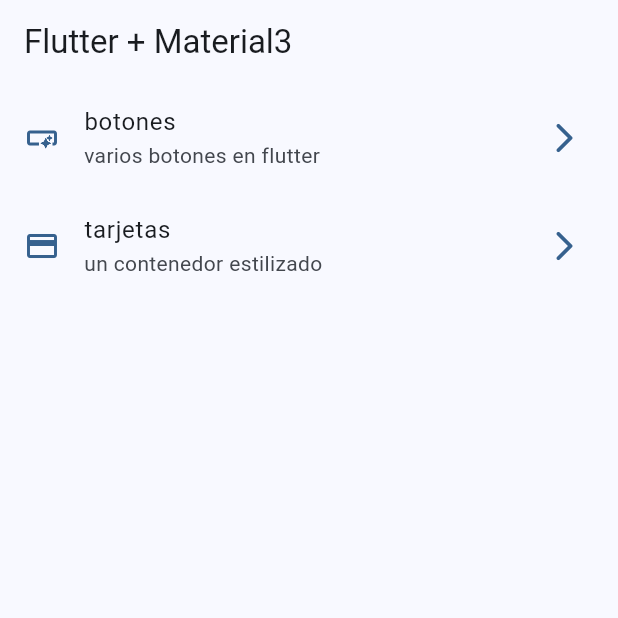
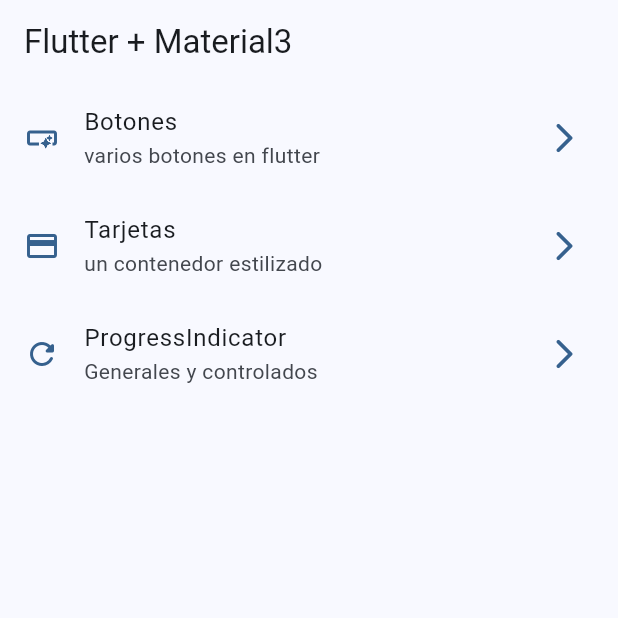
Before and after one commit to CanulMena/custom_widgets, a Flutter app: the screen it shows after launch, on a phone screen of 412 x 824 dp, the top half of it. Run offline on Flutter 3.47's test engine with Material 3 defaults, Android fonts, the phone set to English and light mode, and no system bars; our stand-ins replace go_router.

Commit message:
progresss indicadors finished

```diff
--- a/lib/config/menu/menu_item.dart
+++ b/lib/config/menu/menu_item.dart
@@ -18,16 +18,22 @@ class MenuItem { //* Esta esta clase solo nos ayudará a controlar los MenuItems
 const List<MenuItem> appMenuItems =[
 
 MenuItem(
-  title: 'botones',
+  title: 'Botones',
   subTitle: 'varios botones en flutter',
   link: '/buttons',
   icon: Icons.smart_button_outlined
   ),
 MenuItem(
-  title: 'tarjetas',
+  title: 'Tarjetas',
   subTitle: 'un contenedor estilizado',
   link: '/cards',
   icon: Icons.credit_card
   ),
+MenuItem(
+  title: 'ProgressIndicator',
+  subTitle: 'Generales y controlados',
+  link: '/progress',
+  icon: Icons.refresh_rounded
+  ),
 
 ];
--- a/lib/config/router/app_router.dart
+++ b/lib/config/router/app_router.dart
@@ -3,6 +3,7 @@ import 'package:flutter/material.dart';
 import 'package:go_router/go_router.dart';
 
 final GoRouter router = GoRouter(
+  initialLocation: '/',
   routes: <RouteBase>[
 
     GoRoute(
@@ -20,5 +21,10 @@ final GoRouter router = GoRouter(
       builder: (BuildContext context, GoRouterState state) => const CardsScreen()
     ),
 
+    GoRoute(
+      path: '/progress',
+      builder: (BuildContext context, GoRouterState state) => const ProgressScren()
+    ),
+
   ],
 );
--- a/lib/presentation/screens/home/home_screen.dart
+++ b/lib/presentation/screens/home/home_screen.dart
@@ -41,7 +41,7 @@ class CustomListTitle extends StatelessWidget {
   @override
   Widget build(BuildContext context) {
     final colors = Theme.of(context).colorScheme;
-    return ListTile(
+    return ListTile(//?Nuevo widget aprendido
       leading: Icon(menuItem.icon, color: colors.primary,),//*Esto indica la parte izquierda del ListTile
       trailing: Icon(Icons.arrow_forward_ios_rounded, color: colors.primary,), //*Esta es la parte derecha del ListTile
       title: Text(menuItem.title),
--- a/lib/presentation/screens/screens.dart
+++ b/lib/presentation/screens/screens.dart
@@ -1,4 +1,10 @@
 //?Este es un archivo de barril - sirve para agregar exportaciones y con solo llamar a este archivo se importarán todos los otros
+export 'package:custom_widgets/presentation/screens/animated/animated_screen.dart';
+export 'package:custom_widgets/presentation/screens/app_tutorial/app_tutorial_screen.dart';
+export 'package:custom_widgets/presentation/screens/infinite_scroll/infinite_scroll_screen.dart';
+export 'package:custom_widgets/presentation/screens/progress/progress_screen.dart';
+export 'package:custom_widgets/presentation/screens/snackbar/snackbar_screen.dart';
+export 'package:custom_widgets/presentation/screens/ui_controlls/ui_controlls_screen.dart';
 export 'package:custom_widgets/presentation/screens/buttons/buttons_screen.dart';
 export 'package:custom_widgets/presentation/screens/cards/cards_screen.dart';
 export 'package:custom_widgets/presentation/screens/home/home_screen.dart';
```
Also changed, not shown: lib/presentation/screens/animated/animated_screen.dart (added, +13 -0 lines), lib/presentation/screens/app_tutorial/app_tutorial_screen.dart (added, +13 -0 lines), lib/presentation/screens/infinite_scroll/infinite_scroll_screen.dart (added, +13 -0 lines), lib/presentation/screens/progress/progress_screen.dart (added, +88 -0 lines), lib/presentation/screens/snackbar/snackbar_screen.dart (added, +13 -0 lines), lib/presentation/screens/ui_controlls/ui_controlls_screen.dart (added, +13 -0 lines).
